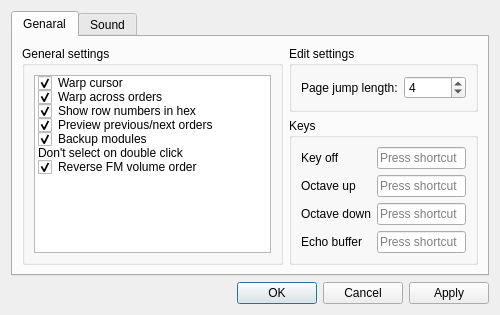
BambooTracker/BambooTracker, file BambooTracker/gui/configuration_dialog.ui: the form before one commit.
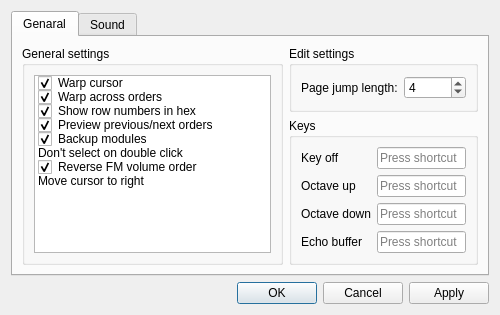
The form after the commit.

Commit message: Add selection to move the cursor to right in the effect colums

```diff
--- a/BambooTracker/gui/configuration_dialog.ui
+++ b/BambooTracker/gui/configuration_dialog.ui
@@ -127,6 +127,14 @@
               <enum>Checked</enum>
              </property>
             </item>
+            <item>
+             <property name="text">
+              <string>Move cursor to right</string>
+             </property>
+             <property name="checkState">
+              <enum>Unchecked</enum>
+             </property>
+            </item>
            </widget>
           </item>
          </layout>
```
The commit also changes 5 other files.
